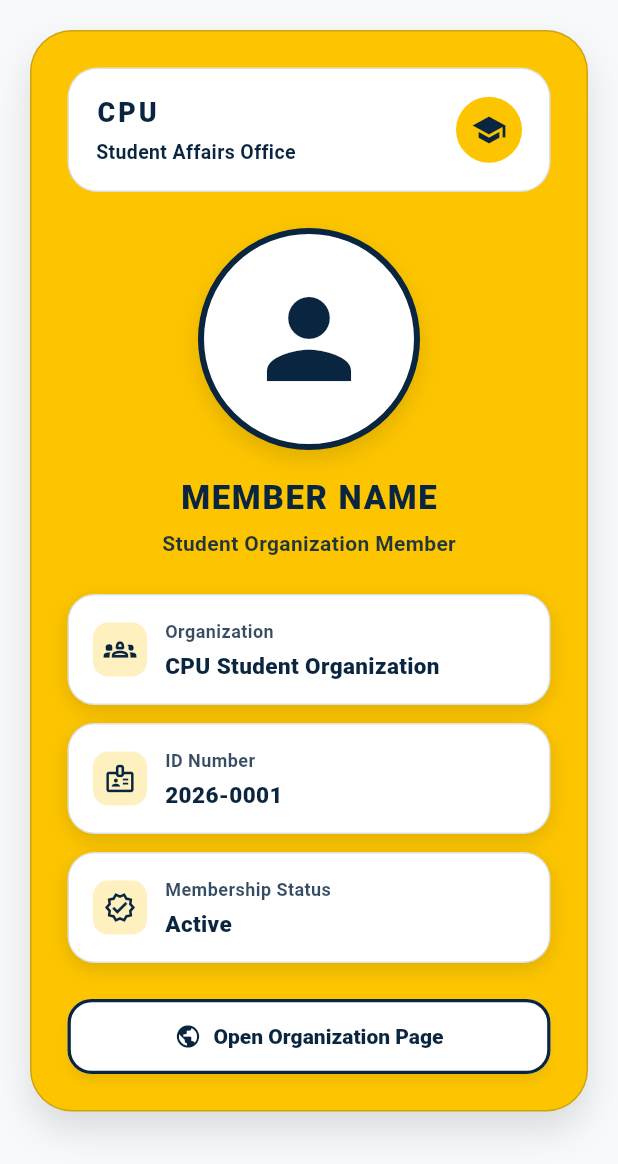
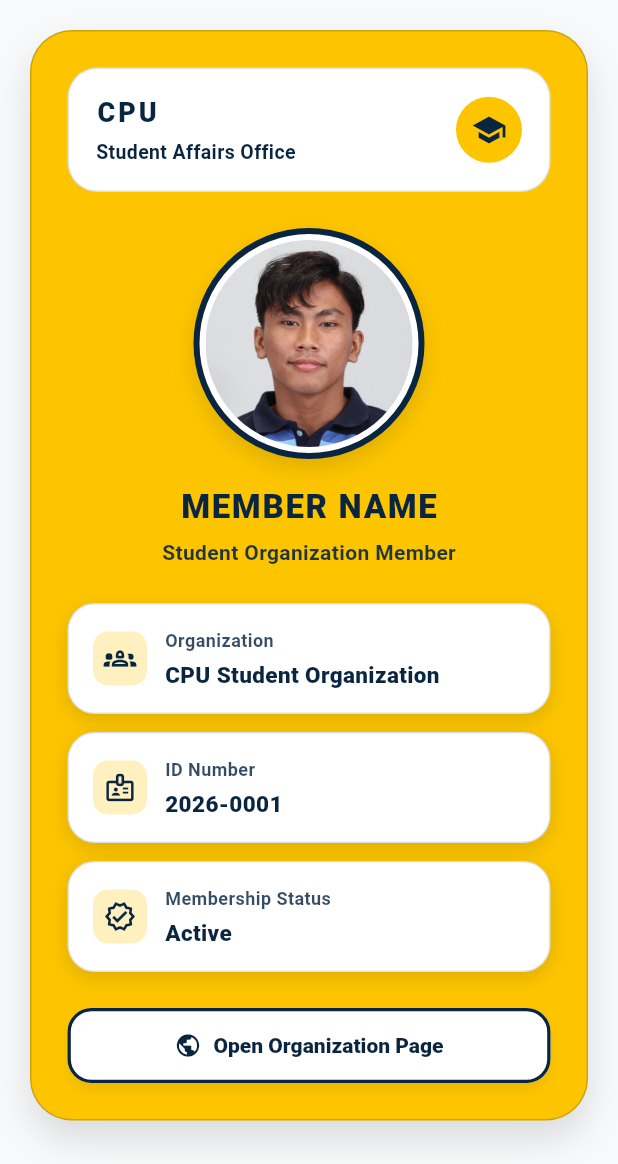
Before and after one commit to swcidd/Sanol_SherwinSid_Lab5, a Flutter app: the screen it shows after launch, on a phone screen of 412 x 824 dp, the part 72-1236 px from its top. Run offline on Flutter 3.47's test engine with Material 3 defaults, Android fonts, the phone set to English and light mode, and no system bars.

Commit message:
style: fix profile image border and clipping

```diff
--- a/lib/main.dart
+++ b/lib/main.dart
@@ -103,8 +103,8 @@ class MembershipCardScreen extends StatelessWidget {
                       const SizedBox(height: 24),
                       Center(
                         child: Container(
-                          width: 148,
-                          height: 148,
+                          width: 154,
+                          height: 154,
                           decoration: BoxDecoration(
                             color: Colors.white,
                             shape: BoxShape.circle,
@@ -117,10 +117,14 @@ class MembershipCardScreen extends StatelessWidget {
                               ),
                             ],
                           ),
-                          child: const Icon(
-                            Icons.person,
-                            size: 84,
-                            color: deepNavy,
+                          padding: const EdgeInsets.all(4),
+                          child: ClipOval(
+                            child: Image.asset(
+                              'assets/sherwin_profile.jpg',
+                              fit: BoxFit.cover,
+                              width: 146,
+                              height: 146,
+                            ),
                           ),
                         ),
                       ),
--- a/pubspec.yaml
+++ b/pubspec.yaml
@@ -60,6 +60,9 @@ flutter:
   # the material Icons class.
   uses-material-design: true
 
+  assets:
+    - assets/sherwin_profile.jpg
+
   # To add assets to your application, add an assets section, like this:
   # assets:
   #   - images/a_dot_burr.jpeg
```
Also changed, not shown: assets/sherwin_profile.jpg (added).
